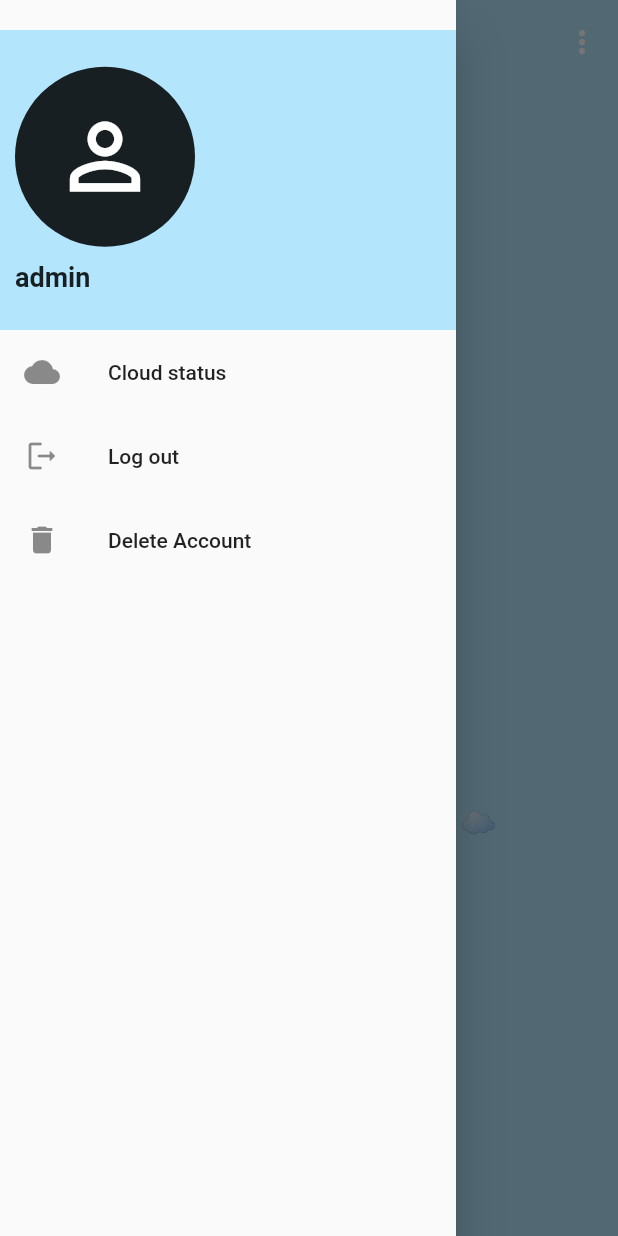
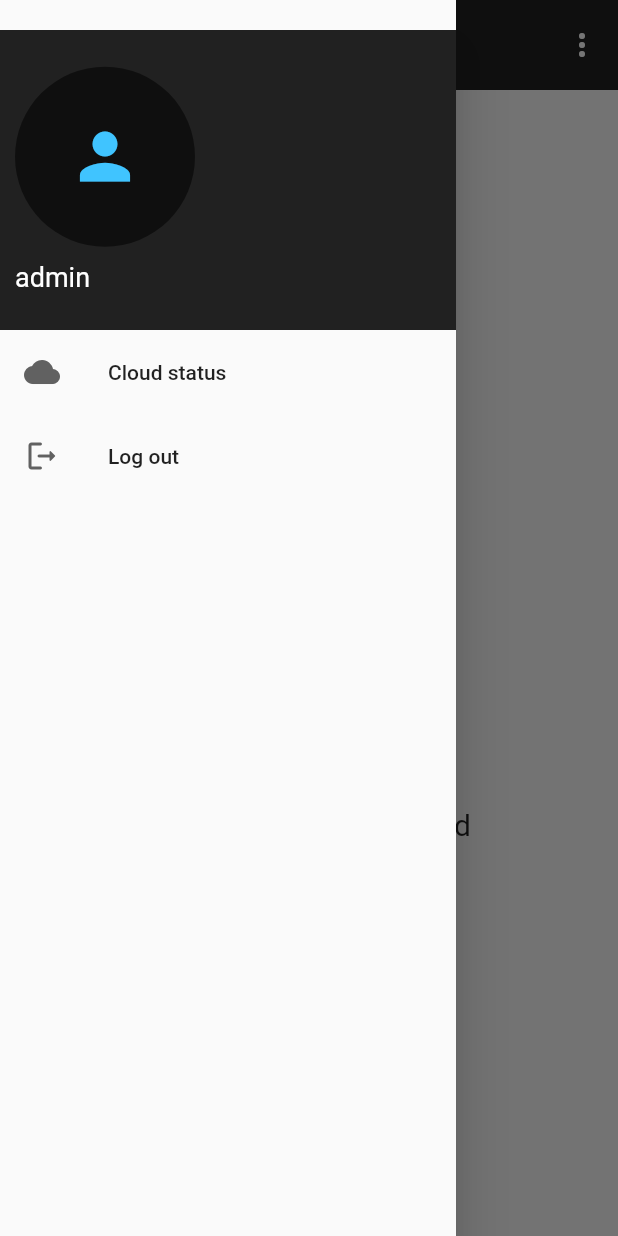
Before and after one commit to daumienebi/home_cloud_mobile, a Flutter app: the screen it shows after launch, with the side drawer open, on a phone screen of 412 x 824 dp. Run offline on Flutter 3.47's test engine with Material 2 defaults, Android fonts, the phone set to English and light mode, and no system bars; drawn by our look-alikes of lottie; our stand-ins replace font_awesome_flutter, google_fonts, package_info_plus.

Commit message:
minor changes and few additions

```diff
--- a/lib/main.dart
+++ b/lib/main.dart
@@ -5,7 +5,6 @@ import 'package:home_cloud/utils/app_routes.dart';
 import 'package:provider/provider.dart';
 
 void main() {
-  //runApp(const MyApp());
   WidgetsFlutterBinding.ensureInitialized();
   SystemChrome.setPreferredOrientations([DeviceOrientation.portraitUp])
       .then((value) => runApp(const MyApp()));
@@ -18,14 +17,13 @@ class MyApp extends StatelessWidget {
   Widget build(BuildContext context) {
     //Make the status bar the same as the scaffold color
     SystemChrome.setSystemUIOverlayStyle(SystemUiOverlayStyle(
-        statusBarColor: Colors.lightBlue[100],
+        statusBarColor: Colors.grey.shade900,
         systemNavigationBarDividerColor: Colors.transparent
     ));
     return  MaterialApp(
       title: 'Home Cloud',
       debugShowCheckedModeBanner: false,
       theme: ThemeData(
-          scaffoldBackgroundColor: Colors.lightBlue[100],
           textTheme: GoogleFonts.varelaRoundTextTheme()
       ),
       routes: AppRoutes.allRoutes,
--- a/lib/ui/screens/home_screen.dart
+++ /dev/null
@@ -1,187 +0,0 @@
-import 'package:flutter/material.dart';
-import 'package:home_cloud/ui/screens/about_app_screen.dart';
-import 'package:home_cloud/utils/navigator_util.dart';
-import 'package:lottie/lottie.dart';
-import 'package:url_launcher/url_launcher.dart';
-
-class HomeScreen extends StatelessWidget {
-  const HomeScreen({Key? key}) : super(key: key);
-
-  @override
-  Widget build(BuildContext context) {
-    final GlobalKey<ScaffoldState> scaffoldKey = GlobalKey<ScaffoldState>();
-    return Scaffold(
-      key: scaffoldKey,
-      appBar: AppBar(
-        title: Column(
-          mainAxisAlignment: MainAxisAlignment.start,
-          crossAxisAlignment: CrossAxisAlignment.start,
-          children: const [
-            Text('Home Cloud️',style: TextStyle(color: Colors.black87)),
-            Text('Connected to [SAMSUNG T2] ☁',style: TextStyle(fontSize: 13,color: Colors.black54),)
-          ],
-        ),
-        shadowColor: Colors.transparent,
-        backgroundColor: Colors.lightBlue[100],
-        actions: [
-          popupMenuButton(context)
-        ],
-        leading: IconButton(
-          onPressed: ()=> scaffoldKey.currentState!.openDrawer(),
-          icon: const Icon(Icons.menu,color: Colors.black54,),
-        ),
-      ),
-      drawer: const Drawer(
-        child: MyDrawer(),
-      ),
-      body: Center(
-          child: Column(
-            mainAxisAlignment: MainAxisAlignment.center,
-            children: [
-              Padding(
-                padding: const EdgeInsets.only(top: 10),
-                child: LottieBuilder.asset(
-                  'assets/lottie_animations/main-cloud.json',
-                  height: MediaQuery.of(context).size.height * 0.25,
-                  repeat: true,
-                ),
-              ),
-              const Text('Welcome to Home Cloud ☁️',style: TextStyle(fontSize: 20),)
-            ],
-          )
-      ),
-    );
-  }
-
-  /// The app bar actions to view a simple menu
-  PopupMenuButton popupMenuButton(BuildContext context){
-    return PopupMenuButton<String>(
-      shape: RoundedRectangleBorder(borderRadius: BorderRadius.circular(5)),
-      itemBuilder: (BuildContext context) => <PopupMenuEntry<String>>[
-        PopupMenuItem<String>(
-          value: 'menu_item_1',
-          child: Row(
-            mainAxisAlignment: MainAxisAlignment.start,
-            children: const [
-              Icon(Icons.settings,color: Colors.black54,),
-              SizedBox(width: 5,),
-              Text('Settings'),
-            ],
-          ),
-        ),
-        PopupMenuItem<String>(
-          value: 'menu_item_2',
-          child: Row(
-            mainAxisAlignment: MainAxisAlignment.start,
-            children: const [
-              Icon(Icons.help_outline,color: Colors.black54,),
-              SizedBox(width: 5),
-              Text('Help'),
-            ],
-          ),
-        ),
-      ],
-      onSelected: (String value) {
-        // Handle menu item selection
-        switch (value) {
-          case 'menu_item_1':
-            Navigator.of(context).push(
-                NavigatorUtil.createRouteWithSlideAnimation(
-                    newPage: const AboutAppScreen())
-            );
-            break;
-          case 'menu_item_2':
-            final url = Uri.parse('https://daumienebi.github.io/yo_nunca/policy.html');
-            //_launchUrl(url);
-            break;
-        }
-      },
-    );
-  }
-
-}
-class MyDrawer extends StatelessWidget {
-  const MyDrawer({Key? key}) : super(key: key);
-
-  @override
-  Widget build(BuildContext context) {
-    return drawerContents(context);
-  }
-
-  /// The drawer that is returned for a user that is signed in
-  Widget drawerContents(BuildContext context) {
-    return Column(
-      children: [
-        userData(context),
-        Expanded(
-          child: optionsListWidget(context),
-        ),
-      ],
-    );
-  }
-
-  Widget userData(BuildContext context) {
-    return Container(
-      margin: const EdgeInsets.only(top: 20),
-      padding: const EdgeInsets.all(10),
-      height: 200,
-      width: double.infinity,
-      color: Colors.lightBlue[100],
-      child: Column(
-        mainAxisAlignment: MainAxisAlignment.center,
-        crossAxisAlignment: CrossAxisAlignment.start,
-        children: [
-          const CircleAvatar(
-            radius: 60,
-            backgroundColor: Colors.black87,
-            child: Icon(
-              Icons.person_outline,
-              color: Colors.white,
-              size: 70,
-            ),
-          ),
-          // display name
-          Container(
-              margin: const EdgeInsets.only(top: 10.0),
-              child: const Text('admin',
-                  style: TextStyle(
-                      overflow: TextOverflow.ellipsis,
-                      fontSize: 18,
-                      fontWeight: FontWeight.bold))),
-        ],
-      ),
-    );
-  }
-
-  Widget optionsListWidget(
-      BuildContext context) {
-    return ListView(
-      // 0 to remove the random white space that was appearing
-      padding: const EdgeInsets.only(top: 0),
-      children: [
-        //About the app
-        ListTile(
-          leading: const Icon(Icons.cloud),
-          title: const Text('Cloud status'),
-          onTap: () {
-          },
-        ),
-        //Log out
-        ListTile(
-            leading: const Icon(Icons.logout_rounded),
-            title: const Text('Log out'),
-            onTap: () {
-            }),
-        //Delete user account
-        ListTile(
-            leading: const Icon(Icons.delete),
-            title: const Text('Delete Account'),
-            onTap: () {
-            })
-      ],
-    );
-  }
-  _launchUrl(Uri url) async{
-    await launchUrl(url,mode:LaunchMode.externalApplication);
-  }
-}
--- a/lib/utils/app_routes.dart
+++ b/lib/utils/app_routes.dart
@@ -1,4 +1,4 @@
-import 'package:home_cloud/ui/screens/home_screen.dart';
+import 'package:home_cloud/view/screens/home_screen.dart';
 
 /// Class to handle the navigation in case the Navigator..pushNamed(..) method
 /// is used
--- /dev/null
+++ b/lib/view/components/app_drawer.dart
@@ -0,0 +1,85 @@
+import 'package:flutter/material.dart';
+import 'package:url_launcher/url_launcher.dart';
+
+class AppDrawer extends StatelessWidget {
+  const AppDrawer({Key? key}) : super(key: key);
+
+  @override
+  Widget build(BuildContext context) {
+    return drawerContents(context);
+  }
+
+  /// The drawer that is returned for a user that is signed in
+  Widget drawerContents(BuildContext context) {
+    return Column(
+      children: [
+        userData(context),
+        Expanded(
+          child: optionsListWidget(context),
+        ),
+      ],
+    );
+  }
+
+  Widget userData(BuildContext context) {
+    return Container(
+      margin: const EdgeInsets.only(top: 20),
+      padding: const EdgeInsets.all(10),
+      height: 200,
+      width: double.infinity,
+      color: Colors.grey.shade900,
+      child: Column(
+        mainAxisAlignment: MainAxisAlignment.center,
+        crossAxisAlignment: CrossAxisAlignment.start,
+        children: [
+          const CircleAvatar(
+            radius: 60,
+            backgroundColor: Colors.black54,
+            child: Icon(
+              Icons.person,
+              color: Colors.lightBlueAccent,
+              size: 50,
+            ),
+          ),
+          // display name
+          Container(
+              margin: const EdgeInsets.only(top: 10.0),
+              child: const Text('admin',
+                  style: TextStyle(
+                    color: Colors.white,
+                      overflow: TextOverflow.ellipsis,
+                      fontSize: 18,))
+          ),
+        ],
+      ),
+    );
+  }
+
+  Widget optionsListWidget(
+      BuildContext context) {
+    final iconColor = Colors.grey.shade700;
+    return ListView(
+      // 0 to remove the random white space that was appearing
+      padding: const EdgeInsets.only(top: 0),
+      children: [
+        //About the app
+        ListTile(
+          leading: Icon(Icons.cloud,color: iconColor),
+          title: const Text('Cloud status'),
+          onTap: () {
+          },
+        ),
+        //Log out
+        ListTile(
+            leading: Icon(Icons.logout_rounded,color: iconColor),
+            title: const Text('Log out'),
+            onTap: () {
+            }),
+      ],
+    );
+  }
+
+  _launchUrl(Uri url) async{
+    await launchUrl(url,mode:LaunchMode.externalApplication);
+  }
+}
--- /dev/null
+++ b/lib/view/screens/home_screen.dart
@@ -0,0 +1,117 @@
+import 'package:flutter/material.dart';
+import 'package:home_cloud/view/components/app_drawer.dart';
+import 'package:home_cloud/view/screens/about_app_screen.dart';
+import 'package:home_cloud/utils/navigator_util.dart';
+import 'package:lottie/lottie.dart';
+
+class HomeScreen extends StatelessWidget {
+  const HomeScreen({Key? key}) : super(key: key);
+
+  @override
+  Widget build(BuildContext context) {
+    final GlobalKey<ScaffoldState> scaffoldKey = GlobalKey<ScaffoldState>();
+    return Scaffold(
+      key: scaffoldKey,
+      appBar: AppBar(
+        title: Column(
+          mainAxisAlignment: MainAxisAlignment.start,
+          crossAxisAlignment: CrossAxisAlignment.start,
+          children: [
+            const Text('Home Kloud️'),
+            appBarTitle(true)
+          ],
+        ),
+        toolbarHeight: 60,
+        shadowColor: Colors.transparent,
+        backgroundColor: Colors.grey.shade900,
+        actions: [
+          popupMenuButton(context)
+        ],
+        leading: IconButton(
+          onPressed: ()=> scaffoldKey.currentState!.openDrawer(),
+          icon: const Icon(Icons.menu),
+        ),
+      ),
+      drawer: const Drawer(
+        child: AppDrawer(),
+      ),
+      body: Center(
+          child: Column(
+            mainAxisAlignment: MainAxisAlignment.center,
+            children: [
+              Padding(
+                padding: const EdgeInsets.only(top: 10),
+                child: LottieBuilder.asset(
+                  'assets/lottie_animations/main-cloud.json',
+                  height: MediaQuery.of(context).size.height * 0.25,
+                  repeat: true,
+                ),
+              ),
+              const Text('Welcome to Home Cloud ️',style: TextStyle(fontSize: 20),)
+            ],
+          )
+      ),
+    );
+  }
+
+  Widget appBarTitle(bool isConnected){
+    return isConnected ? Row(
+      children: const [
+        Text('Connected to [SAMSUNG T2] ',style: TextStyle(fontSize: 13)),
+        Icon(Icons.cloud_done_rounded,color: Colors.greenAccent,)
+      ],
+    ) : Row(
+      children: const [
+        //Text('Connected to [SAMSUNG T2] ',style: TextStyle(fontSize: 13)),
+        Text('No connection ',style: TextStyle(fontSize: 13)),
+        Icon(Icons.cloud_off,color: Colors.redAccent,)
+      ],
+    );
+  }
+
+  /// The app bar actions to view a simple menu
+  PopupMenuButton popupMenuButton(BuildContext context){
+    return PopupMenuButton<String>(
+      shape: RoundedRectangleBorder(borderRadius: BorderRadius.circular(5)),
+      itemBuilder: (BuildContext context) => <PopupMenuEntry<String>>[
+        PopupMenuItem<String>(
+          value: 'menu_item_1',
+          child: Row(
+            mainAxisAlignment: MainAxisAlignment.start,
+            children: [
+              Icon(Icons.settings,color: Colors.grey.shade700,),
+              const SizedBox(width: 5,),
+              const Text('Settings'),
+            ],
+          ),
+        ),
+        PopupMenuItem<String>(
+          value: 'menu_item_2',
+          child: Row(
+            mainAxisAlignment: MainAxisAlignment.start,
+            children: [
+              Icon(Icons.help_outline,color: Colors.grey.shade700,),
+              const SizedBox(width: 5),
+              const Text('Help'),
+            ],
+          ),
+        ),
+      ],
+      onSelected: (String value) {
+        // Handle menu item selection
+        switch (value) {
+          case 'menu_item_1':
+            Navigator.of(context).push(
+                NavigatorUtil.createRouteWithSlideAnimation(
+                    newPage: const AboutAppScreen())
+            );
+            break;
+          case 'menu_item_2':
+            final url = Uri.parse('https://daumienebi.github.io/yo_nunca/policy.html');
+            //_launchUrl(url);
+            break;
+        }
+      },
+    );
+  }
+}
```
Also changed, not shown: lib/model/user.dart (added, +26 -0 lines), lib/view/screens/about_app_screen.dart (renamed from lib/ui/screens/about_app_screen.dart, +19 -5 lines).
